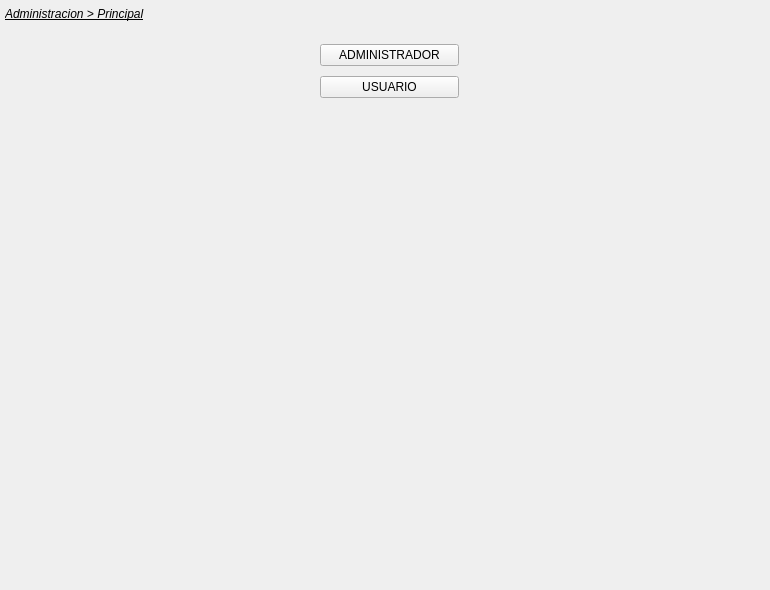
The window that ui/adminMain.ui (ikalvarado/pyrcp) describes before a commit, drawn with Qt 5.
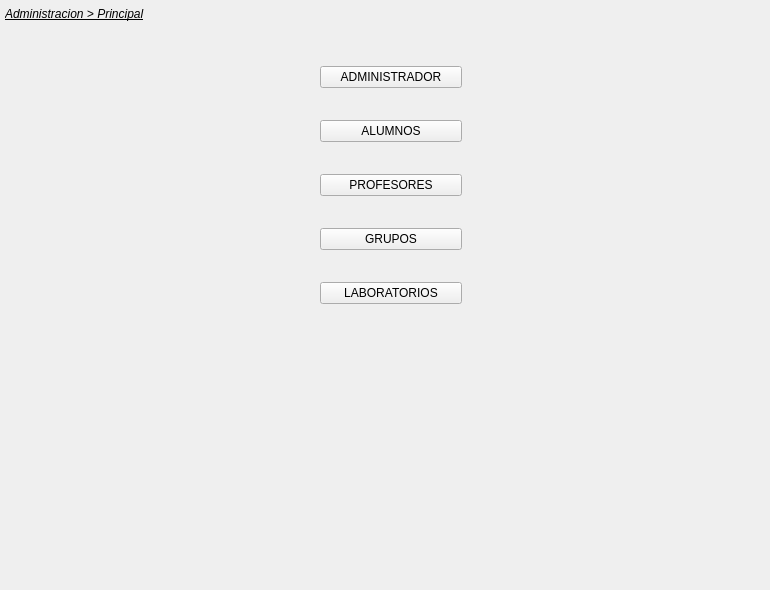
The same window after the commit.

Commit message:
CRUD implemented for more tables
The tables include:
-   Teachers
-   Students
-   Laboratories
-   Groups

The edit to the form file:
```diff
--- a/ui/adminMain.ui
+++ b/ui/adminMain.ui
@@ -23,13 +23,13 @@
     </rect>
    </property>
    <widget class="QWidget" name="page">
-    <widget class="QWidget" name="">
+    <widget class="QWidget" name="layoutWidget">
      <property name="geometry">
       <rect>
        <x>320</x>
        <y>40</y>
-       <width>139</width>
-       <height>62</height>
+       <width>142</width>
+       <height>291</height>
       </rect>
      </property>
      <layout class="QVBoxLayout" name="verticalLayout">
@@ -43,7 +43,28 @@
       <item>
        <widget class="QPushButton" name="btnCrudUsuarios">
         <property name="text">
-         <string>USUARIO</string>
+         <string>ALUMNOS</string>
+        </property>
+       </widget>
+      </item>
+      <item>
+       <widget class="QPushButton" name="btnCrudProfesores">
+        <property name="text">
+         <string>PROFESORES</string>
+        </property>
+       </widget>
+      </item>
+      <item>
+       <widget class="QPushButton" name="btnCrudGrupos">
+        <property name="text">
+         <string>GRUPOS</string>
+        </property>
+       </widget>
+      </item>
+      <item>
+       <widget class="QPushButton" name="btnCrudLaboratorios">
+        <property name="text">
+         <string>LABORATORIOS</string>
         </property>
        </widget>
       </item>
```
Left out of the diff: 4 changed lines with no effect on the pictures. The commit also changes 12 other files.
